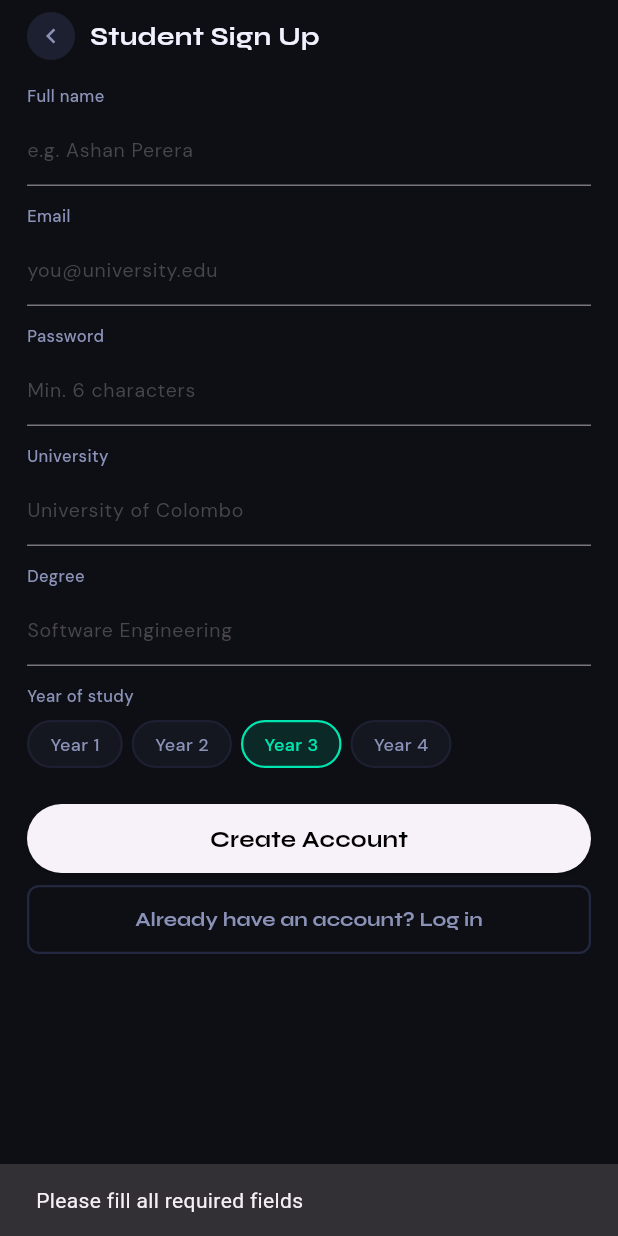
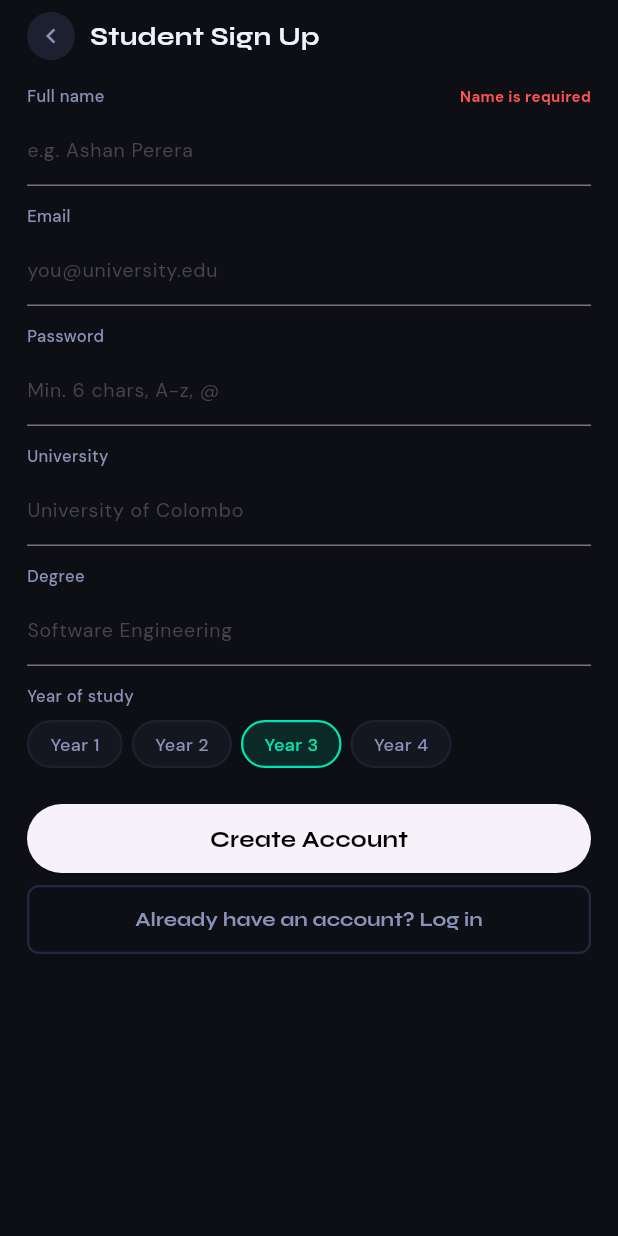
Before and after one commit to madhukamethsara/Voice-note-, a Flutter app: the RegisterScreen screen opened by its route, after a tap on "Create Account", on a phone screen of 412 x 824 dp. Run offline on Flutter 3.47's test engine with Material 3 defaults, Android fonts, the phone set to English and light mode, and no system bars; our stand-ins replace cloud_firestore, dio, file_picker, firebase_auth, firebase_core, go_router and 3 more; missing offline and left inert: excel, record; accounts and stored records are empty.

Commit message:
Add field specific validationd

```diff
--- a/lib/Screens/Register.dart
+++ b/lib/Screens/Register.dart
@@ -28,6 +28,8 @@ class _RegisterScreenState extends State<RegisterScreen> {
 
   bool _isLoading = false;
 
+  final Map<String, String?> _errors = {};
+
   bool get _isStudent => widget.role == 'student';
 
   @override
@@ -41,47 +43,82 @@ class _RegisterScreenState extends State<RegisterScreen> {
     super.dispose();
   }
 
+
+  void _setFieldError(String field, String msg) {
+    setState(() {
+      _errors[field] = msg;
+      _isLoading = false;
+    });
+  }
+
+
+  void _clearErrors() {
+    setState(() {
+      _errors.clear();
+    });
+  }
+
   Future<void> _doRegister() async {
-    if (_nameCtrl.text.trim().isEmpty ||
-        _emailCtrl.text.trim().isEmpty ||
-        _passCtrl.text.trim().isEmpty ||
-        _uniCtrl.text.trim().isEmpty) {
-      _showSnack('Please fill all required fields');
-      return;
+    _clearErrors();
+
+    final name = _nameCtrl.text.trim();
+    final email = _emailCtrl.text.trim();
+    final pass = _passCtrl.text.trim();
+    final uni = _uniCtrl.text.trim();
+    final degree = _degreeCtrl.text.trim();
+    final dept = _deptCtrl.text.trim();
+
+
+    if (name.isEmpty) return _setFieldError('name', 'Name is required');
+    if (email.isEmpty) return _setFieldError('email', 'Email is required');
+    if (pass.isEmpty) return _setFieldError('pass', 'Password is required');
+    if (uni.isEmpty) return _setFieldError('uni', 'University is required');
+
+    if (_isStudent && degree.isEmpty) {
+      return _setFieldError('degree', 'Degree is required');
+    }
+    if (!_isStudent && dept.isEmpty) {
+      return _setFieldError('dept', 'Department is required');
     }
 
-    if (_isStudent && _degreeCtrl.text.trim().isEmpty) {
-      _showSnack('Please enter your degree');
-      return;
+
+    final emailRegex = RegExp(r'^[\w-\.]+@([\w-]+\.)+[\w-]{2,4}$');
+    if (!emailRegex.hasMatch(email)) {
+      return _setFieldError('email', 'Invalid email format');
     }
 
-    if (!_isStudent && _deptCtrl.text.trim().isEmpty) {
-      _showSnack('Please enter your department');
-      return;
+
+    if (pass.length < 6) {
+      return _setFieldError('pass', 'Min. 6 characters');
     }
-
-    if (_passCtrl.text.trim().length < 6) {
-      _showSnack('Password must be at least 6 characters');
-      return;
+    if (!pass.contains(RegExp(r'[A-Z]'))) {
+      return _setFieldError('pass', 'Needs an uppercase letter');
+    }
+    if (!pass.contains(RegExp(r'[a-z]'))) {
+      return _setFieldError('pass', 'Needs a lowercase letter');
+    }
+    if (!pass.contains(RegExp(r'[!@#$%^&*(),.?":{}|<>_]'))) {
+      return _setFieldError('pass', 'Needs a special character');
     }
 
     setState(() => _isLoading = true);
 
     try {
       await _authService.registerUser(
-        fullName: _nameCtrl.text.trim(),
-        email: _emailCtrl.text.trim(),
-        password: _passCtrl.text.trim(),
+        fullName: name,
+        email: email,
+        password: pass,
         role: widget.role,
-        university: _uniCtrl.text.trim(),
-        degree: _isStudent ? _degreeCtrl.text.trim() : null,
+        university: uni,
+        degree: _isStudent ? degree : null,
         yearOfStudy: _isStudent ? _selectedYear : null,
-        department: _isStudent ? null : _deptCtrl.text.trim(),
+        department: _isStudent ? null : dept,
       );
 
       if (!mounted) return;
-
-      _showSnack('Account created successfully');
+      ScaffoldMessenger.of(context).showSnackBar(
+        const SnackBar(content: Text('Account created successfully')),
+      );
 
       if (_isStudent) {
         context.go('/Student/Dasboard');
@@ -90,7 +127,9 @@ class _RegisterScreenState extends State<RegisterScreen> {
       }
     } catch (e) {
       if (!mounted) return;
-      _showSnack(e.toString().replaceFirst('Exception: ', ''));
+      ScaffoldMessenger.of(context).showSnackBar(
+        SnackBar(content: Text(e.toString().replaceFirst('Exception: ', ''))),
+      );
     } finally {
       if (mounted) {
         setState(() => _isLoading = false);
@@ -98,8 +137,29 @@ class _RegisterScreenState extends State<RegisterScreen> {
     }
   }
 
-  void _showSnack(String msg) {
-    ScaffoldMessenger.of(context).showSnackBar(SnackBar(content: Text(msg)));
+  Widget _buildFieldLabel(String label, String? error) {
+    return Row(
+      mainAxisAlignment: MainAxisAlignment.spaceBetween,
+      children: [
+        Text(
+          label,
+          style: dmStyle(
+            size: 11,
+            weight: FontWeight.w500,
+            color: AppColors.text2,
+          ),
+        ),
+        if (error != null)
+          Text(
+            error,
+            style: dmStyle(
+              size: 10,
+              weight: FontWeight.bold,
+              color: Colors.redAccent,
+            ),
+          ),
+      ],
+    );
   }
 
   @override
@@ -115,73 +175,86 @@ class _RegisterScreenState extends State<RegisterScreen> {
         child: Column(
           crossAxisAlignment: CrossAxisAlignment.start,
           children: [
+            _buildFieldLabel('Full name', _errors['name']),
+            const SizedBox(height: 4),
             LabeledField(
-              label: 'Full name',
+              label: '',
               hint: 'e.g. Ashan Perera',
               controller: _nameCtrl,
+              onChanged: (_) => setState(() => _errors['name'] = null),
             ),
             const SizedBox(height: 12),
+
+            _buildFieldLabel('Email', _errors['email']),
+            const SizedBox(height: 4),
             LabeledField(
-              label: 'Email',
+              label: '',
               hint: 'you@university.edu',
               keyboardType: TextInputType.emailAddress,
               controller: _emailCtrl,
+              onChanged: (_) => setState(() => _errors['email'] = null),
             ),
             const SizedBox(height: 12),
+
+            _buildFieldLabel('Password', _errors['pass']),
+            const SizedBox(height: 4),
             LabeledField(
-              label: 'Password',
-              hint: 'Min. 6 characters',
+              label: '',
+              hint: 'Min. 6 chars, A-z, @',
               obscure: true,
               controller: _passCtrl,
+              onChanged: (_) => setState(() => _errors['pass'] = null),
             ),
             const SizedBox(height: 12),
+
+            _buildFieldLabel('University', _errors['uni']),
+            const SizedBox(height: 4),
             LabeledField(
-              label: 'University',
+              label: '',
               hint: 'University of Colombo',
               controller: _uniCtrl,
+              onChanged: (_) => setState(() => _errors['uni'] = null),
             ),
             const SizedBox(height: 12),
 
             if (_isStudent) ...[
+              _buildFieldLabel('Degree', _errors['degree']),
+              const SizedBox(height: 4),
               LabeledField(
-                label: 'Degree',
+                label: '',
                 hint: 'Software Engineering',
                 controller: _degreeCtrl,
+                onChanged: (_) => setState(() => _errors['degree'] = null),
               ),
               const SizedBox(height: 12),
               Text(
                 'Year of study',
-                style: dmStyle(
-                  size: 11,
-                  weight: FontWeight.w500,
-                  color: AppColors.text2,
-                ),
+                style: dmStyle(size: 11, weight: FontWeight.w500, color: AppColors.text2),
               ),
               const SizedBox(height: 8),
               Wrap(
                 spacing: 6,
                 runSpacing: 6,
-                children: _years
-                    .map(
-                      (y) => _YearPill(
-                        label: y,
-                        selected: _selectedYear == y,
-                        onTap: () => setState(() => _selectedYear = y),
-                      ),
-                    )
-                    .toList(),
+                children: _years.map((y) => _YearPill(
+                  label: y,
+                  selected: _selectedYear == y,
+                  onTap: () => setState(() => _selectedYear = y),
+                )).toList(),
               ),
             ],
 
-            if (!_isStudent)
+            if (!_isStudent) ...[
+              _buildFieldLabel('Department', _errors['dept']),
+              const SizedBox(height: 4),
               LabeledField(
-                label: 'Department',
+                label: '',
                 hint: 'e.g. Computer Science',
                 controller: _deptCtrl,
+                onChanged: (_) => setState(() => _errors['dept'] = null),
               ),
+            ],
 
             const SizedBox(height: 24),
-
             PrimaryButton(
               label: _isLoading ? 'Creating...' : 'Create Account',
               onTap: _isLoading ? () {} : _doRegister,
@@ -203,11 +276,7 @@ class _YearPill extends StatelessWidget {
   final bool selected;
   final VoidCallback onTap;
 
-  const _YearPill({
-    required this.label,
-    required this.selected,
-    required this.onTap,
-  });
+  const _YearPill({required this.label, required this.selected, required this.onTap});
 
   @override
   Widget build(BuildContext context) {
--- a/lib/widgets/commonwidget.dart
+++ b/lib/widgets/commonwidget.dart
@@ -1,7 +1,7 @@
 import 'package:flutter/material.dart';
 import '../theme/theme.dart';
 
-//normal button
+// normal button
 class PrimaryButton extends StatelessWidget {
   final String label;
   final VoidCallback? onTap;
@@ -66,6 +66,8 @@ class LabeledField extends StatelessWidget {
   final bool obscure;
   final TextInputType keyboardType;
   final TextEditingController? controller;
+  final Function(String)? onChanged;
+  final String? errorText;
 
   const LabeledField({
     super.key,
@@ -74,6 +76,8 @@ class LabeledField extends StatelessWidget {
     this.obscure = false,
     this.keyboardType = TextInputType.text,
     this.controller,
+    this.onChanged,
+    this.errorText,
   });
 
   @override
@@ -81,15 +85,22 @@ class LabeledField extends StatelessWidget {
     return Column(
       crossAxisAlignment: CrossAxisAlignment.start,
       children: [
-        Text(label,
-            style: dmStyle(size: 11, weight: FontWeight.w500, color: AppColors.text2)),
-        const SizedBox(height: 4),
+        if (label.isNotEmpty) ...[
+          Text(label,
+              style: dmStyle(size: 11, weight: FontWeight.w500, color: AppColors.text2)),
+          const SizedBox(height: 4),
+        ],
         TextField(
           controller: controller,
           obscureText: obscure,
           keyboardType: keyboardType,
+          onChanged: onChanged,
           style: dmStyle(size: 13),
-          decoration: InputDecoration(hintText: hint),
+          decoration: InputDecoration(
+            hintText: hint,
+
+            errorText: errorText,
+          ),
         ),
       ],
     );
@@ -117,7 +128,7 @@ class SectionLabel extends StatelessWidget {
   }
 }
 
-//top bar
+// top bar
 class AppTopBar extends StatelessWidget implements PreferredSizeWidget {
   final String title;
   final bool showBack;
@@ -148,7 +159,7 @@ class AppTopBar extends StatelessWidget implements PreferredSizeWidget {
                 child: Container(
                   width: 32,
                   height: 32,
-                  decoration: BoxDecoration(
+                  decoration: const BoxDecoration(
                     color: AppColors.bg3,
                     shape: BoxShape.circle,
                   ),
```
